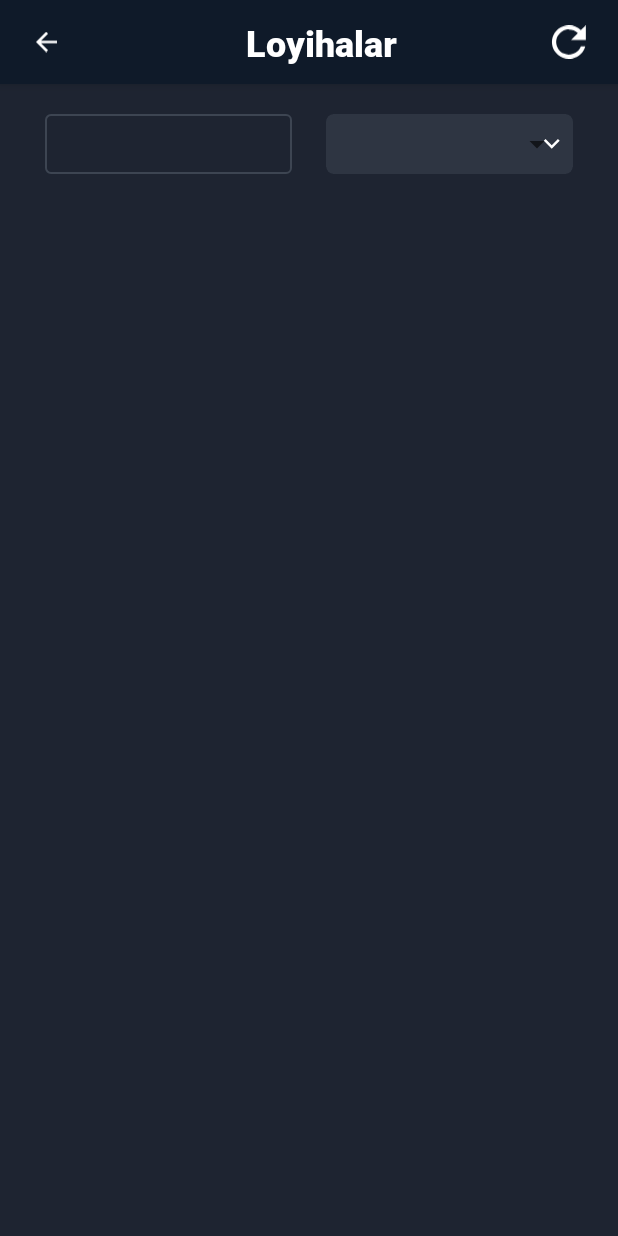
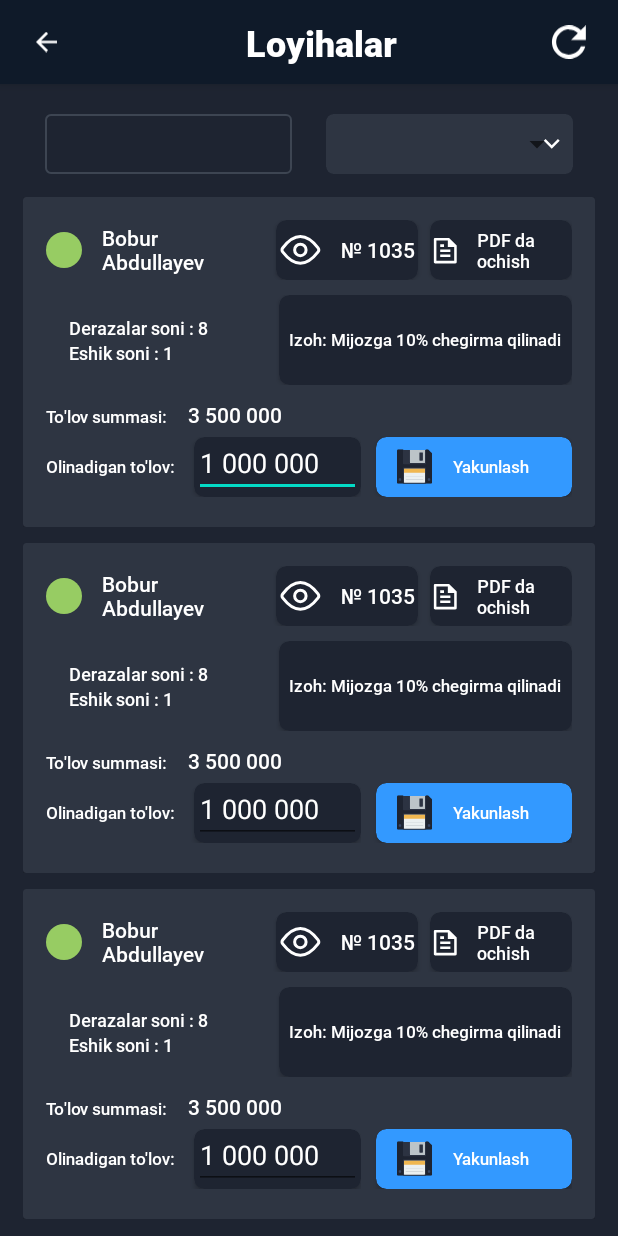
Before and after one commit to JahongirmirzoDv/TezkorAkfa, an Android app: the layout screen_confirm_orders.xml on its own in the app's theme, with its tools: preview values and no code run, on a phone screen of 412 x 824 dp. Run offline under Robolectric (Android 15) with nearby library versions, the phone set to English and light mode, and no system bars.

Commit message:
add fregament and item confirm orders

```diff
--- a/app/build.gradle
+++ b/app/build.gradle
@@ -26,7 +26,7 @@ android {
 
     buildTypes {
         debug {
-            buildConfigField "String", "BASE_URL", "\"http://157.245.62.70/api/v1/\""
+            buildConfigField "String", "BASE_URL", "\"http://157.245.62.70:8002/api/v1/\""
         }
         release {
             buildConfigField "String", "BASE_URL", "\"http://157.245.62.70/api/v1/\""
--- a/app/src/main/java/uz/algorithmgateway/tezkorakfa/data/local/db/AppDatabase.kt
+++ b/app/src/main/java/uz/algorithmgateway/tezkorakfa/data/local/db/AppDatabase.kt
@@ -5,7 +5,7 @@ import androidx.room.RoomDatabase
 import uz.algorithmgateway.tezkorakfa.data.local.dao.DrawingsDao
 import uz.algorithmgateway.tezkorakfa.measurer.ui.select_type.models.Drawing
 
-@Database(entities = [Drawing::class], version = 2)
+@Database(entities = [Drawing::class], version = 3)
 abstract class AppDatabase : RoomDatabase() {
     abstract fun drawingsDao(): DrawingsDao
 }
--- a/app/src/main/java/uz/algorithmgateway/tezkorakfa/measurer/ui/slider_standart/SliderScreen.kt
+++ b/app/src/main/java/uz/algorithmgateway/tezkorakfa/measurer/ui/slider_standart/SliderScreen.kt
@@ -13,6 +13,7 @@ import android.content.ContentResolver
 import android.content.ContentValues
 import android.content.pm.PackageManager
 import android.graphics.Bitmap
+import android.graphics.Point
 import android.graphics.Rect
 import android.net.Uri
 import android.os.Build
@@ -20,31 +21,23 @@ import android.os.Bundle
 import android.os.Environment
 import android.os.Handler
 import android.provider.MediaStore
-import android.util.Log
-import android.view.LayoutInflater
-import android.view.PixelCopy
-import android.view.View
-import android.view.ViewGroup
+import android.util.DisplayMetrics
+import android.view.*
 import androidx.annotation.RequiresApi
 import androidx.appcompat.app.AlertDialog
 import androidx.constraintlayout.widget.ConstraintLayout
 import androidx.core.app.ActivityCompat
 import androidx.fragment.app.Fragment
 import androidx.navigation.fragment.findNavController
-import com.google.gson.Gson
 import uz.algorithmgateway.core.util.toast
 import uz.algorithmgateway.tezkorakfa.R
 import uz.algorithmgateway.tezkorakfa.base.MyApplication
-import uz.algorithmgateway.tezkorakfa.base.MyApplication.Companion.instance
 import uz.algorithmgateway.tezkorakfa.databinding.LayoutChangeSizeDialogBinding
 import uz.algorithmgateway.tezkorakfa.databinding.ScreenSliderBinding
-import uz.algorithmgateway.tezkorakfa.measurer.ui.select_type.models.Drawing
 import uz.algorithmgateway.tezkorakfa.measurer.viewmodel.DbViewmodel
 import uz.algorithmgateway.tezkorakfa.windowdoordisegner.DragAndDropListener
 import uz.algorithmgateway.tezkorakfa.windowdoordisegner.ui.Area
 import uz.algorithmgateway.tezkorakfa.windowdoordisegner.ui.DesignerLayout
-import uz.algorithmgateway.tezkorakfa.windowdoordisegner.ui.sizeview.DialogSize
-import uz.algorithmgateway.tezkorakfa.windowdoordisegner.ui.sizeview.SizeDialog
 import java.io.File
 import java.io.FileOutputStream
 import java.io.IOException
@@ -58,7 +51,8 @@ class SliderScreen : Fragment() {
     @Inject
     lateinit var dbViewmodel: DbViewmodel
     lateinit var id: String
-    lateinit var drawing: Drawing
+
+    //    lateinit var drawing: Drawing
     private var _binding: ScreenSliderBinding? = null
     private val binding get() = _binding!!
     private val navController by lazy(LazyThreadSafetyMode.NONE) { findNavController() }
@@ -80,9 +74,9 @@ class SliderScreen : Fragment() {
             H = it.getInt("height")
             id = it.getString("id").toString()
             val t = it.getString("drawing").toString()
-            if (drawing != null) {
-                drawing = Gson().fromJson(t, Drawing::class.java)
-            }
+//            if (drawing != null) {
+//                drawing = Gson().fromJson(t, Drawing::class.java)
+//            }
         }
     }
 
@@ -197,11 +191,11 @@ class SliderScreen : Fragment() {
             val imageUri: Uri? =
                 resolver.insert(MediaStore.Images.Media.EXTERNAL_CONTENT_URI, contentValues)
             fos = imageUri?.let { resolver.openOutputStream(it) }
-            drawing.id = id
-            drawing.width = W
-            drawing.heigth = H
-            drawing.projet_image_path = imageUri.toString()
-            dbViewmodel.updateDrawing(drawing)
+//            drawing.id = id
+//            drawing.width = W
+//            drawing.heigth = H
+//            drawing.projet_image_path = imageUri.toString()
+//            dbViewmodel.updateDrawing(drawing)
         } else {
             val imagesDir = Environment.getExternalStoragePublicDirectory(
                 Environment.DIRECTORY_DCIM
@@ -212,11 +206,11 @@ class SliderScreen : Fragment() {
             }
             val image = File(imagesDir, "$name.png")
             fos = FileOutputStream(image)
-            drawing.id = id
-            drawing.width = W
-            drawing.heigth = H
-            drawing.projet_image_path = image.toString()
-            dbViewmodel.updateDrawing(drawing)
+//            drawing.id = id
+//            drawing.width = W
+//            drawing.heigth = H
+//            drawing.projet_image_path = image.toString()
+//            dbViewmodel.updateDrawing(drawing)
         }
         bitmap.compress(Bitmap.CompressFormat.PNG, 100, fos)
         fos?.flush()
@@ -334,14 +328,28 @@ class SliderScreen : Fragment() {
     }
 
     private fun okBtnClick() {
+        val displayMetrics = DisplayMetrics()
+        activity?.windowManager?.defaultDisplay?.getMetrics(displayMetrics)
+
+        var width = displayMetrics.widthPixels
+        var height = displayMetrics.heightPixels
+
         dialogBinding.apply {
             if (customHorVer != null) {
                 if (customHorVer as Boolean) {
                     H = etSize.text.toString().toInt()
-                    setUpDesignerLayout()
+                    if (height >= H) {
+                        setUpDesignerLayout()
+                    } else {
+                        toast("bu o'lcham sizning qurilmangiz uchun to'g'ri kelmaydi !")
+                    }
                 } else {
                     W = etSize.text.toString().toInt()
-                    setUpDesignerLayout()
+                    if (width >= W) {
+                        setUpDesignerLayout()
+                    } else {
+                        toast("bu o'lcham sizning qurilmangiz uchun to'g'ri kelmaydi !")
+                    }
                 }
 
             }
--- /dev/null
+++ b/app/src/main/res/layout/item_confirem_orders.xml
@@ -0,0 +1,291 @@
+<?xml version="1.0" encoding="utf-8"?>
+<androidx.constraintlayout.widget.ConstraintLayout xmlns:android="http://schemas.android.com/apk/res/android"
+    xmlns:app="http://schemas.android.com/apk/res-auto"
+    android:layout_width="match_parent"
+    android:layout_height="220dp"
+    android:layout_margin="@dimen/item_space_min">
+
+    <androidx.cardview.widget.CardView
+        android:layout_width="match_parent"
+        android:layout_height="match_parent"
+        app:cardBackgroundColor="@color/layout_light"
+        app:layout_constraintLeft_toLeftOf="parent"
+        app:layout_constraintRight_toRightOf="parent"
+        app:layout_constraintTop_toTopOf="parent">
+
+        <androidx.constraintlayout.widget.ConstraintLayout
+            android:layout_width="match_parent"
+            android:layout_height="match_parent"
+            android:layout_margin="@dimen/item_space_min">
+
+            <LinearLayout
+                android:id="@+id/liner1"
+                android:layout_width="match_parent"
+                android:layout_height="0dp"
+                android:layout_margin="@dimen/item_space_middle"
+                android:orientation="horizontal"
+                app:layout_constraintTop_toTopOf="parent">
+
+                <com.google.android.material.imageview.ShapeableImageView
+                    android:id="@+id/image_status"
+                    android:layout_width="wrap_content"
+                    android:layout_height="wrap_content"
+                    android:layout_gravity="center"
+                    android:src="@drawable/bg_order_found_circle" />
+
+                <com.google.android.material.textview.MaterialTextView
+                    android:id="@+id/tv_customer_name"
+                    style="@style/TextView.Title"
+                    android:layout_width="0dp"
+                    android:layout_height="wrap_content"
+                    android:layout_gravity="center"
+                    android:layout_marginStart="13dp"
+                    android:layout_weight="2.4"
+                    android:ellipsize="end"
+                    android:maxLines="2"
+                    android:text="Bobur Abdullayev" />
+
+                <androidx.cardview.widget.CardView
+                    android:layout_width="@dimen/size_fifty"
+                    android:layout_height="@dimen/save_button_space"
+                    android:layout_marginLeft="10dp"
+                    android:layout_weight="1"
+                    app:cardBackgroundColor="@color/layout_back_color"
+                    app:cardCornerRadius="@dimen/margin_seven">
+
+                    <LinearLayout
+                        android:layout_width="match_parent"
+                        android:layout_height="match_parent"
+                        android:gravity="center"
+                        android:orientation="horizontal">
+
+                        <ImageView
+                            android:layout_width="wrap_content"
+                            android:layout_height="wrap_content"
+                            android:background="@drawable/ic_show_count" />
+
+                        <com.google.android.material.textview.MaterialTextView
+                            style="@style/TextView.Title"
+                            android:layout_width="wrap_content"
+                            android:layout_height="wrap_content"
+                            android:layout_gravity="center"
+                            android:layout_marginStart="13dp"
+                            android:text="№ 1035" />
+
+                    </LinearLayout>
+                </androidx.cardview.widget.CardView>
+
+                <androidx.cardview.widget.CardView
+                    android:layout_width="@dimen/size_fifty"
+                    android:layout_height="@dimen/save_button_space"
+                    android:layout_marginLeft="@dimen/item_normal_padding"
+                    android:layout_weight="1"
+                    app:cardBackgroundColor="@color/layout_back_color"
+                    app:cardCornerRadius="@dimen/margin_seven">
+
+                    <LinearLayout
+                        android:layout_width="match_parent"
+                        android:layout_height="match_parent"
+                        android:gravity="center"
+                        android:orientation="horizontal">
+
+                        <ImageView
+                            android:layout_width="wrap_content"
+                            android:layout_height="wrap_content"
+                            android:background="@drawable/ic_src_pdf" />
+
+                        <com.google.android.material.textview.MaterialTextView
+                            style="@style/TextView.Title"
+                            android:layout_width="wrap_content"
+                            android:layout_height="wrap_content"
+                            android:layout_gravity="center"
+                            android:layout_marginStart="10dp"
+                            android:text="PDF da ochish"
+                            android:textSize="12sp" />
+
+                    </LinearLayout>
+                </androidx.cardview.widget.CardView>
+
+            </LinearLayout>
+
+            <LinearLayout
+                android:id="@+id/liner2"
+                android:layout_width="0dp"
+                android:layout_height="wrap_content"
+                android:layout_margin="@dimen/item_space_middle"
+                android:orientation="horizontal"
+                app:layout_constraintLeft_toLeftOf="parent"
+                app:layout_constraintRight_toRightOf="parent"
+                app:layout_constraintTop_toBottomOf="@+id/liner1">
+
+                <LinearLayout
+                    android:layout_width="0dp"
+                    android:layout_height="wrap_content"
+                    android:layout_gravity="center"
+                    android:layout_weight="1"
+                    android:orientation="vertical"
+                    android:paddingLeft="15dp">
+
+                    <com.google.android.material.textview.MaterialTextView
+                        style="@style/TextView.Title"
+                        android:layout_width="wrap_content"
+                        android:layout_height="wrap_content"
+                        android:text="Derazalar soni : 8"
+                        android:textSize="12sp" />
+
+                    <com.google.android.material.textview.MaterialTextView
+                        style="@style/TextView.Title"
+                        android:layout_width="wrap_content"
+                        android:layout_height="wrap_content"
+                        android:text="Eshik soni : 1"
+                        android:textSize="12sp" />
+
+                </LinearLayout>
+
+                <androidx.cardview.widget.CardView
+                    android:layout_width="@dimen/size_fifty"
+                    android:layout_height="@dimen/size_sixty"
+                    android:layout_marginLeft="10dp"
+                    android:layout_weight="1"
+                    app:cardBackgroundColor="@color/layout_back_color"
+                    app:cardCornerRadius="@dimen/margin_seven">
+
+                    <com.google.android.material.textview.MaterialTextView
+                        style="@style/TextView.Title"
+                        android:layout_width="wrap_content"
+                        android:layout_height="wrap_content"
+                        android:layout_gravity="center"
+                        android:text="Izoh: Mijozga 10% chegirma qilinadi"
+                        android:textSize="11sp" />
+
+                </androidx.cardview.widget.CardView>
+
+
+            </LinearLayout>
+
+
+            <LinearLayout
+                android:layout_width="match_parent"
+                android:layout_height="wrap_content"
+                android:layout_margin="@dimen/item_space_middle"
+                android:layout_marginTop="@dimen/item_space_min"
+                android:orientation="horizontal"
+                app:layout_constraintTop_toBottomOf="@+id/liner2">
+
+                <LinearLayout
+                    android:layout_width="0dp"
+                    android:layout_height="wrap_content"
+                    android:layout_weight="1.5"
+                    android:orientation="vertical">
+
+                    <LinearLayout
+                        android:layout_width="match_parent"
+                        android:layout_height="wrap_content">
+
+                        <com.google.android.material.textview.MaterialTextView
+                            style="@style/TextView.Title"
+                            android:layout_width="0dp"
+                            android:layout_height="wrap_content"
+                            android:layout_weight="1.8"
+                            android:text="To'lov summasi: "
+                            android:textSize="11sp" />
+
+                        <com.google.android.material.textview.MaterialTextView
+                            style="@style/TextView.Title"
+                            android:layout_width="wrap_content"
+                            android:layout_height="wrap_content"
+                            android:layout_weight="1"
+                            android:text="3 500 000"
+                            android:textSize="14sp" />
+                    </LinearLayout>
+
+                    <LinearLayout
+                        android:layout_width="match_parent"
+                        android:layout_height="wrap_content"
+                        android:layout_marginTop="@dimen/item_space_min">
+
+                        <com.google.android.material.textview.MaterialTextView
+                            style="@style/TextView.Title"
+                            android:layout_width="wrap_content"
+                            android:layout_height="wrap_content"
+                            android:layout_gravity="center"
+                            android:text="Olinadigan to'lov: "
+                            android:textSize="11sp" />
+
+                        <androidx.cardview.widget.CardView
+                            android:layout_width="match_parent"
+                            android:layout_height="@dimen/save_button_space"
+                            android:layout_marginLeft="10dp"
+                            android:layout_weight="1"
+                            app:cardBackgroundColor="@color/layout_back_color"
+                            app:cardCornerRadius="@dimen/margin_seven">
+
+                            <EditText
+                                android:layout_width="match_parent"
+                                android:layout_height="match_parent"
+                                android:hint="1 000 000"
+                                android:textColor="@color/white"
+                                android:textColorHint="@color/white" />
+
+                        </androidx.cardview.widget.CardView>
+
+                    </LinearLayout>
+
+
+                </LinearLayout>
+
+                <androidx.appcompat.widget.LinearLayoutCompat
+                    android:layout_width="0dp"
+                    android:layout_height="match_parent"
+                    android:layout_weight="1"
+                    android:orientation="horizontal">
+
+                    <androidx.cardview.widget.CardView
+                        android:layout_width="match_parent"
+                        android:layout_height="@dimen/save_button_space"
+                        android:layout_gravity="bottom"
+                        android:layout_marginLeft="10dp"
+                        android:layout_weight="1"
+                        app:cardBackgroundColor="@color/blue"
+                        app:cardCornerRadius="@dimen/margin_seven">
+
+                        <LinearLayout
+                            android:layout_width="match_parent"
+                            android:layout_height="match_parent"
+                            android:gravity="center"
+                            android:orientation="horizontal">
+
+                            <ImageView
+                                android:layout_width="wrap_content"
+                                android:layout_height="wrap_content"
+                                android:layout_weight="1"
+                                android:src="@drawable/ic_btn_src_document" />
+
+                            <com.google.android.material.textview.MaterialTextView
+                                style="@style/TextView.Title"
+                                android:layout_width="wrap_content"
+                                android:layout_height="wrap_content"
+                                android:layout_gravity="center"
+                                android:layout_weight="1"
+                                android:text="Yakunlash"
+                                android:textSize="11sp" />
+
+                        </LinearLayout>
+
+
+                    </androidx.cardview.widget.CardView>
+
+
+                </androidx.appcompat.widget.LinearLayoutCompat>
+
+
+            </LinearLayout>
+
+
+        </androidx.constraintlayout.widget.ConstraintLayout>
+
+
+    </androidx.cardview.widget.CardView>
+
+
+</androidx.constraintlayout.widget.ConstraintLayout>
--- a/app/src/main/res/layout/screen_confirm_orders.xml
+++ b/app/src/main/res/layout/screen_confirm_orders.xml
@@ -1,6 +1,7 @@
 <?xml version="1.0" encoding="utf-8"?>
 <androidx.constraintlayout.widget.ConstraintLayout xmlns:android="http://schemas.android.com/apk/res/android"
     xmlns:app="http://schemas.android.com/apk/res-auto"
+    xmlns:tools="http://schemas.android.com/tools"
     android:layout_width="match_parent"
     android:layout_height="match_parent"
     android:background="@color/layout_back_color">
@@ -56,18 +57,18 @@
     </androidx.appcompat.widget.Toolbar>
 
     <com.google.android.material.tabs.TabLayout
-        android:layout_marginStart="@dimen/size_thirty"
         android:id="@+id/tabLayoutDate"
-        android:background="@drawable/back_tablayout_confirm_screeen"
         style="@style/TabLayout.Order.ConfirmScreen"
-        android:layout_marginTop="@dimen/default_item_space"
         android:layout_width="@dimen/border_width"
         android:layout_height="@dimen/size_forty"
+        android:layout_marginStart="@dimen/size_thirty"
+        android:layout_marginTop="@dimen/default_item_space"
+        android:layout_marginEnd="@dimen/default_item_space"
+        android:background="@drawable/back_tablayout_confirm_screeen"
+        app:layout_constraintEnd_toEndOf="parent"
+        app:layout_constraintHorizontal_bias="0"
+        app:layout_constraintStart_toEndOf="parent"
         app:layout_constraintStart_toStartOf="parent"
-        android:layout_marginEnd="@dimen/default_item_space"
-        app:layout_constraintEnd_toEndOf="parent"
-        app:layout_constraintStart_toEndOf="parent"
-        app:layout_constraintHorizontal_bias="0"
         app:layout_constraintTop_toBottomOf="@id/toolBar"
         app:layout_constraintWidth_percent="0.4" />
 
@@ -91,8 +92,8 @@
             android:layout_height="match_parent">
 
             <androidx.appcompat.widget.AppCompatSpinner
+                android:id="@+id/spinnerType"
                 style="@style/mySpinnerItemStyle"
-                android:id="@+id/spinnerType"
                 android:layout_width="match_parent"
                 android:layout_height="match_parent"
 
@@ -102,8 +103,8 @@
                 android:layout_width="wrap_content"
                 android:layout_height="wrap_content"
                 android:layout_marginEnd="@dimen/item_normal_padding"
+                android:src="@drawable/ic_all_open"
                 android:visibility="visible"
-                android:src="@drawable/ic_all_open"
                 app:layout_constraintBottom_toBottomOf="parent"
                 app:layout_constraintEnd_toEndOf="parent"
                 app:layout_constraintHorizontal_bias="1"
@@ -115,13 +116,14 @@
     </androidx.cardview.widget.CardView>
 
     <androidx.recyclerview.widget.RecyclerView
-        android:layout_margin="@dimen/item_space_middle"
+        android:id="@+id/recyclerViewOrdersConfirm"
         android:layout_width="match_parent"
         android:layout_height="@dimen/border_width"
+        android:layout_margin="@dimen/item_space_middle"
+        android:orientation="vertical"
         app:layoutManager="androidx.recyclerview.widget.LinearLayoutManager"
-        android:orientation="vertical"
-        android:id="@+id/recyclerViewOrdersConfirm"
+        app:layout_constraintBottom_toBottomOf="parent"
         app:layout_constraintTop_toBottomOf="@id/tabLayoutDate"
-        app:layout_constraintBottom_toBottomOf="parent"/>
+        tools:listitem="@layout/item_confirem_orders" />
 
 </androidx.constraintlayout.widget.ConstraintLayout>
--- a/app/src/main/res/navigation/navigation_measurer.xml
+++ b/app/src/main/res/navigation/navigation_measurer.xml
@@ -85,6 +85,10 @@
         android:id="@+id/savePdfFragment"
         android:name="uz.algorithmgateway.tezkorakfa.measurer.ui.drawings.save_pdf.SavePdfFragment"
         android:label="fragment_save_pdf"
-        tools:layout="@layout/fragment_save_pdf" />
+        tools:layout="@layout/fragment_save_pdf" >
+        <action
+            android:id="@+id/action_savePdfFragment_to_confirmOrdersScreen"
+            app:destination="@id/confirmOrdersScreen" />
+    </fragment>
 
 </navigation>
```
